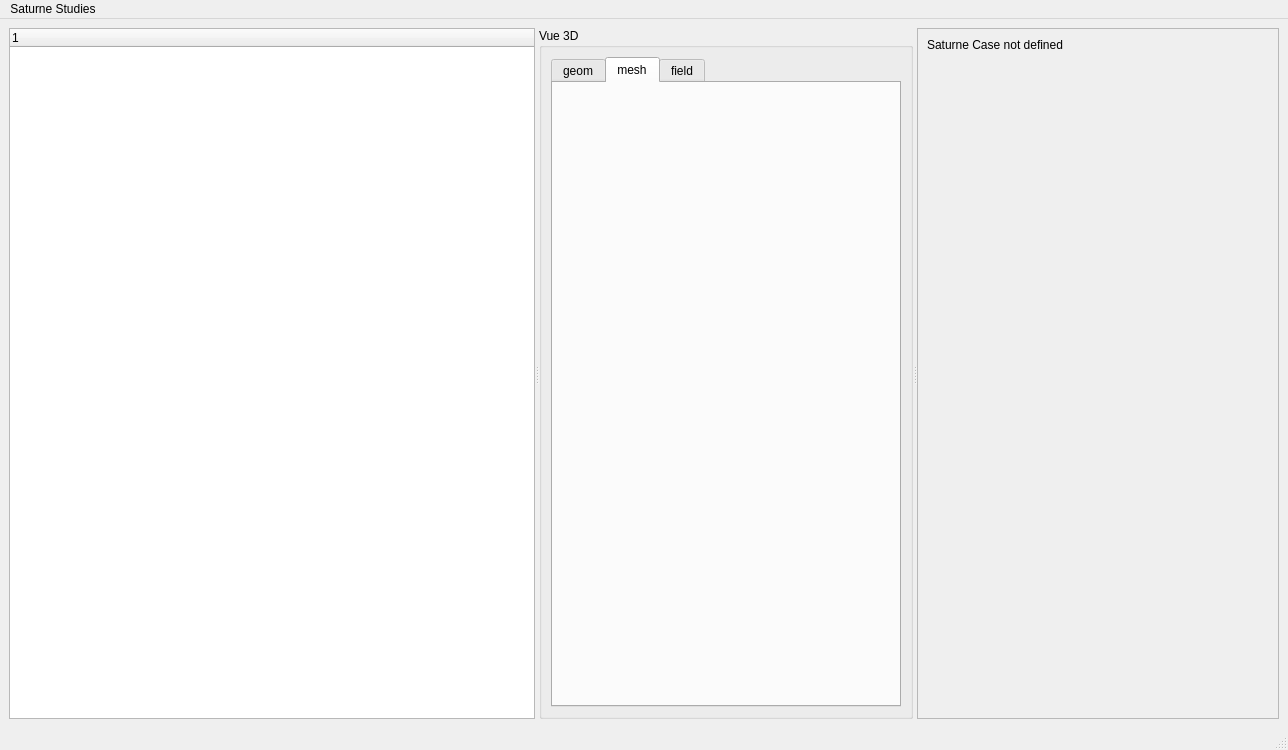
Before: the Qt Designer form src/SATURNE8GUI/mw_saturne8.ui in prascle/salome_cfd_extensions, drawn with Qt 5.
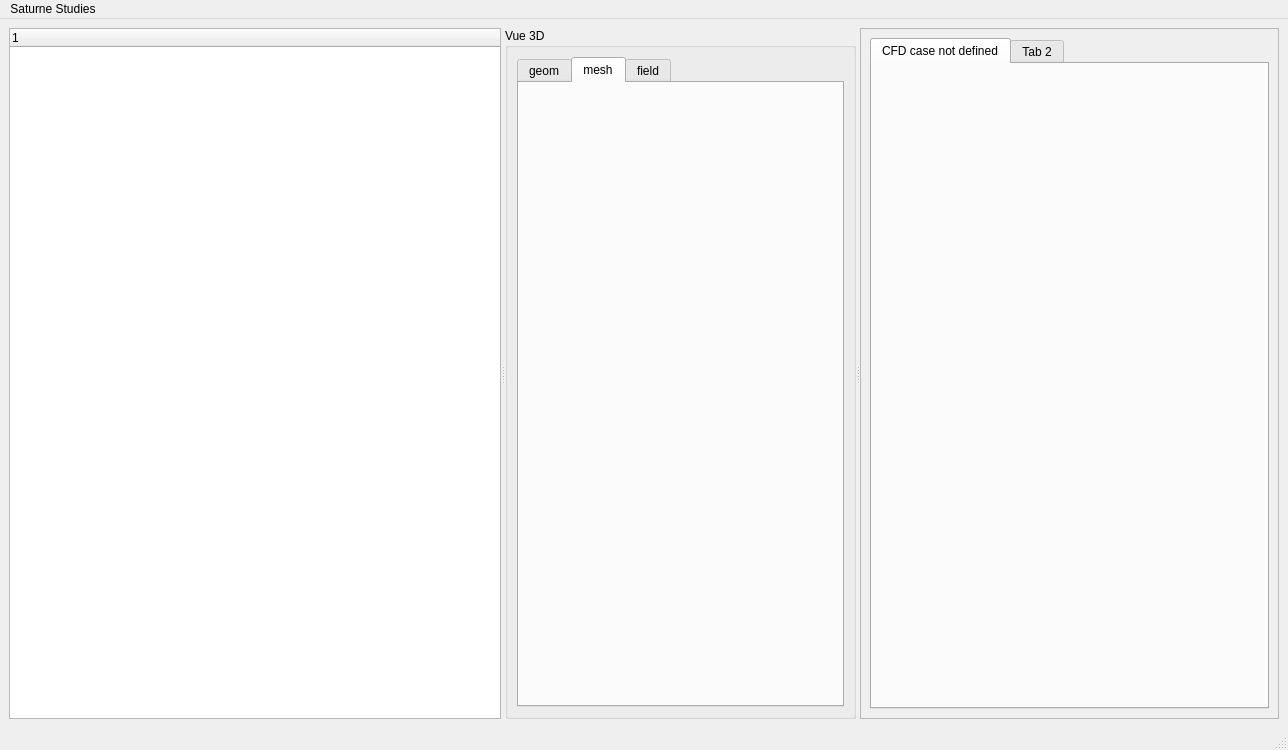
After: the same form once the commit is applied.

Commit message: wip: Solver GUI in tab widget

```diff
--- a/src/SATURNE8GUI/mw_saturne8.ui
+++ b/src/SATURNE8GUI/mw_saturne8.ui
@@ -96,31 +96,22 @@
        <property name="frameShadow">
         <enum>QFrame::Raised</enum>
        </property>
-       <layout class="QGridLayout" name="gl_fr_droite">
-        <item row="1" column="1">
-         <spacer name="verticalSpacer">
-          <property name="orientation">
-           <enum>Qt::Vertical</enum>
-          </property>
-          <property name="sizeHint" stdset="0">
-           <size>
-            <width>20</width>
-            <height>569</height>
-           </size>
-          </property>
-         </spacer>
-        </item>
+       <layout class="QGridLayout" name="gridLayout_3">
         <item row="0" column="0">
-         <widget class="QLabel" name="lbl_droite">
-          <property name="sizePolicy">
-           <sizepolicy hsizetype="Preferred" vsizetype="Maximum">
-            <horstretch>0</horstretch>
-            <verstretch>0</verstretch>
-           </sizepolicy>
+         <widget class="QTabWidget" name="tw_case">
+          <property name="currentIndex">
+           <number>0</number>
           </property>
-          <property name="text">
-           <string>Saturne Case not defined</string>
-          </property>
+          <widget class="QWidget" name="tabCase">
+           <attribute name="title">
+            <string>CFD case not defined</string>
+           </attribute>
+          </widget>
+          <widget class="QWidget" name="tab_2">
+           <attribute name="title">
+            <string>Tab 2</string>
+           </attribute>
+          </widget>
          </widget>
         </item>
        </layout>
```
The commit also changes 2 other files.
